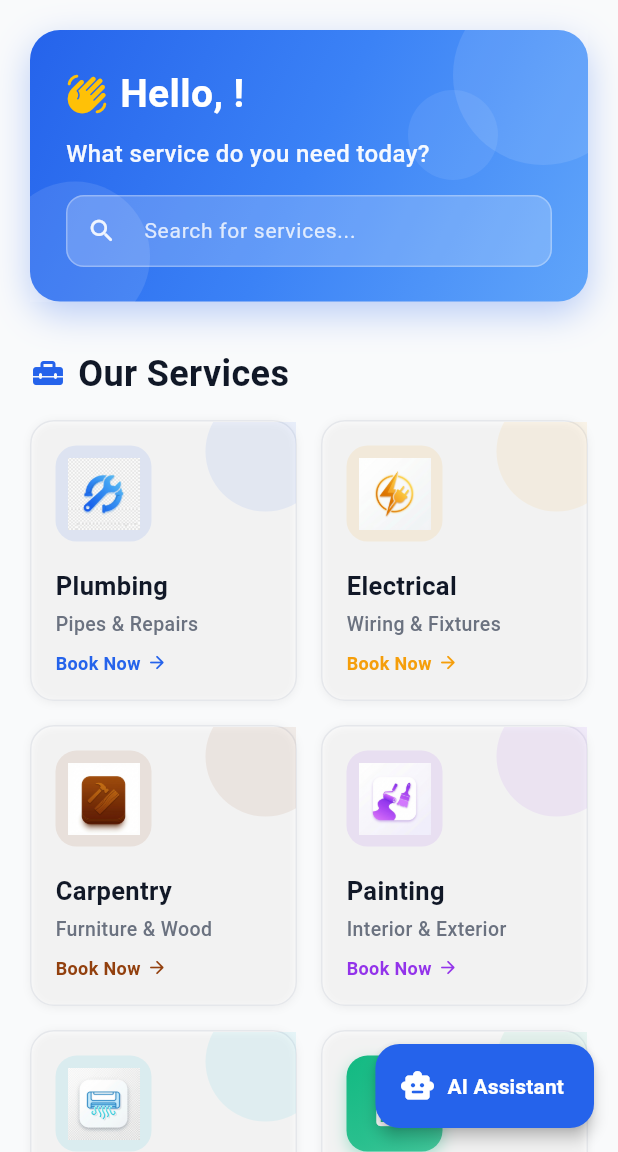
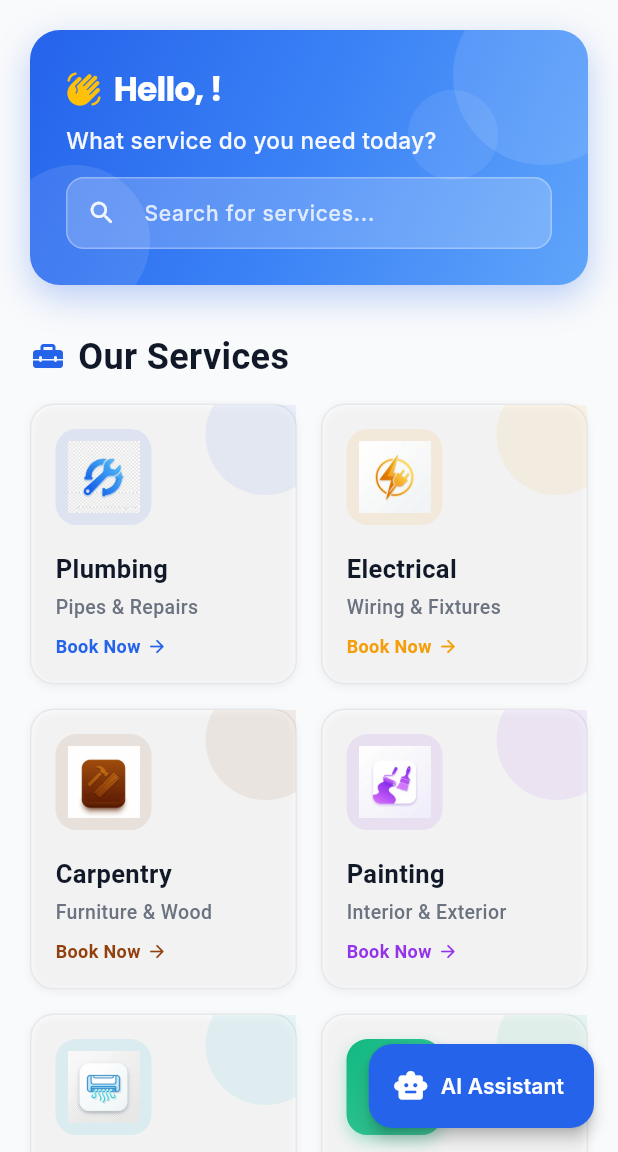
Before and after one commit to BeeNeural-com/SkillConnect, a Flutter app: the CustomerHomeScreen screen opened directly, on a phone screen of 412 x 824 dp, the part 84-1236 px from its top. Run offline on Flutter 3.47's test engine with Material 3 defaults, Android fonts, the light colour scheme and no system bars; our stand-ins replace cloud_firestore, firebase_auth, firebase_core, firebase_messaging, firebase_storage, flutter_dotenv and 9 more; accounts and stored records are empty; generated files the repository leaves out were written again.

Commit message:
feat(customer): enhance home screen with Google Fonts typography and improved hero section layout
- Add Google Fonts (Inter and Poppins) import for consistent typography
- Update AI Assistant FAB label to use GoogleFonts.inter styling
- Refactor hero section layout from nested Stack to Container with ClipRRect for better performance
- Replace hardcoded TextStyles with GoogleFonts.poppins for greeting text with improved letter spacing
- Replace hardcoded TextStyles with GoogleFonts.inter for subtitle text
- Improve text overflow handling with Flexible widget and fade overflow behavior
- Adjust icon size from 28 to 24 for better visual balance
- Reduce greeting font size from 26 to 22 for improved mobile responsiveness
- Enhance visual hierarchy with consistent typography across hero section
- Maintain decorative circle elements with improved positioning and structure

```diff
--- a/lib/features/customer/screens/customer_home_screen.dart
+++ b/lib/features/customer/screens/customer_home_screen.dart
@@ -1,5 +1,6 @@
 import 'package:flutter/material.dart';
 import 'package:flutter_riverpod/flutter_riverpod.dart';
+import 'package:google_fonts/google_fonts.dart';
 import 'package:intl/intl.dart';
 import '../../../core/theme/app_theme.dart';
 import '../../../core/constants/app_constants.dart';
@@ -108,9 +109,12 @@ class _CustomerHomeScreenState extends ConsumerState<CustomerHomeScreen> {
         },
         backgroundColor: AppTheme.primaryColor,
         icon: const Icon(Icons.smart_toy_rounded, color: Colors.white),
-        label: const Text(
+        label: Text(
           'AI Assistant',
-          style: TextStyle(color: Colors.white, fontWeight: FontWeight.w600),
+          style: GoogleFonts.inter(
+            color: Colors.white,
+            fontWeight: FontWeight.w600,
+          ),
         ),
         elevation: 4,
       ),
@@ -303,11 +307,6 @@ class _CustomerHomeScreenState extends ConsumerState<CustomerHomeScreen> {
   Widget _buildHeroSection(String userName) {
     return Container(
       margin: const EdgeInsets.fromLTRB(20, 20, 20, 0),
-      child: Stack(
-        children: [
-          // Background with pattern
-          Container(
-            height: 181,
       decoration: BoxDecoration(
         gradient: AppTheme.heroGradient,
         borderRadius: BorderRadius.circular(AppTheme.radiusXl),
@@ -319,9 +318,11 @@ class _CustomerHomeScreenState extends ConsumerState<CustomerHomeScreen> {
           ),
         ],
       ),
+      child: ClipRRect(
+        borderRadius: BorderRadius.circular(AppTheme.radiusXl),
         child: Stack(
           children: [
-                // Decorative circles
+            // Decorative circles (background)
             Positioned(
               top: -30,
               right: -30,
@@ -358,12 +359,8 @@ class _CustomerHomeScreenState extends ConsumerState<CustomerHomeScreen> {
                 ),
               ),
             ),
-              ],
-            ),
-          ),
             // Content
-          Container(
-            height: 181,
+            Padding(
               padding: const EdgeInsets.all(24),
               child: Column(
                 crossAxisAlignment: CrossAxisAlignment.start,
@@ -374,32 +371,35 @@ class _CustomerHomeScreenState extends ConsumerState<CustomerHomeScreen> {
                       const Icon(
                         Icons.waving_hand_rounded,
                         color: Colors.amber,
-                      size: 28,
+                        size: 24,
                       ),
                       const SizedBox(width: 8),
-                    Expanded(
+                      Flexible(
                         child: Text(
                           'Hello, $userName!',
-                        style: const TextStyle(
-                          fontSize: 26,
-                          fontWeight: FontWeight.bold,
+                          style: GoogleFonts.poppins(
+                            fontSize: 22,
+                            fontWeight: FontWeight.w700,
                             color: Colors.white,
+                            letterSpacing: -0.5,
                           ),
-                        overflow: TextOverflow.ellipsis,
+                          maxLines: 1,
+                          overflow: TextOverflow.fade,
+                          softWrap: false,
                         ),
                       ),
                     ],
                   ),
-                const SizedBox(height: 10),
+                  const SizedBox(height: 8),
                   Text(
                     'What service do you need today?',
-                  style: TextStyle(
-                    fontSize: 16,
+                    style: GoogleFonts.inter(
+                      fontSize: 15,
                       color: Colors.white.withOpacity(0.95),
                       fontWeight: FontWeight.w500,
                     ),
                   ),
-                const SizedBox(height: 16),
+                  const SizedBox(height: 14),
                   // Functional Search Bar
                   TextField(
                     controller: _searchController,
@@ -408,11 +408,15 @@ class _CustomerHomeScreenState extends ConsumerState<CustomerHomeScreen> {
                         _searchQuery = value;
                       });
                     },
-                  style: const TextStyle(color: Colors.white, fontSize: 14),
+                    style: GoogleFonts.inter(
+                      color: Colors.white,
+                      fontSize: 14,
+                      fontWeight: FontWeight.w500,
+                    ),
                     cursorColor: Colors.white,
                     decoration: InputDecoration(
                       hintText: 'Search for services...',
-                    hintStyle: TextStyle(
+                      hintStyle: GoogleFonts.inter(
                         color: Colors.white.withValues(alpha: 0.8),
                         fontSize: 14,
                       ),
@@ -469,6 +473,7 @@ class _CustomerHomeScreenState extends ConsumerState<CustomerHomeScreen> {
               ),
             ),
           ],
+        ),
       ),
     );
   }
```
Lines whose indentation alone changed are shown as unchanged.
